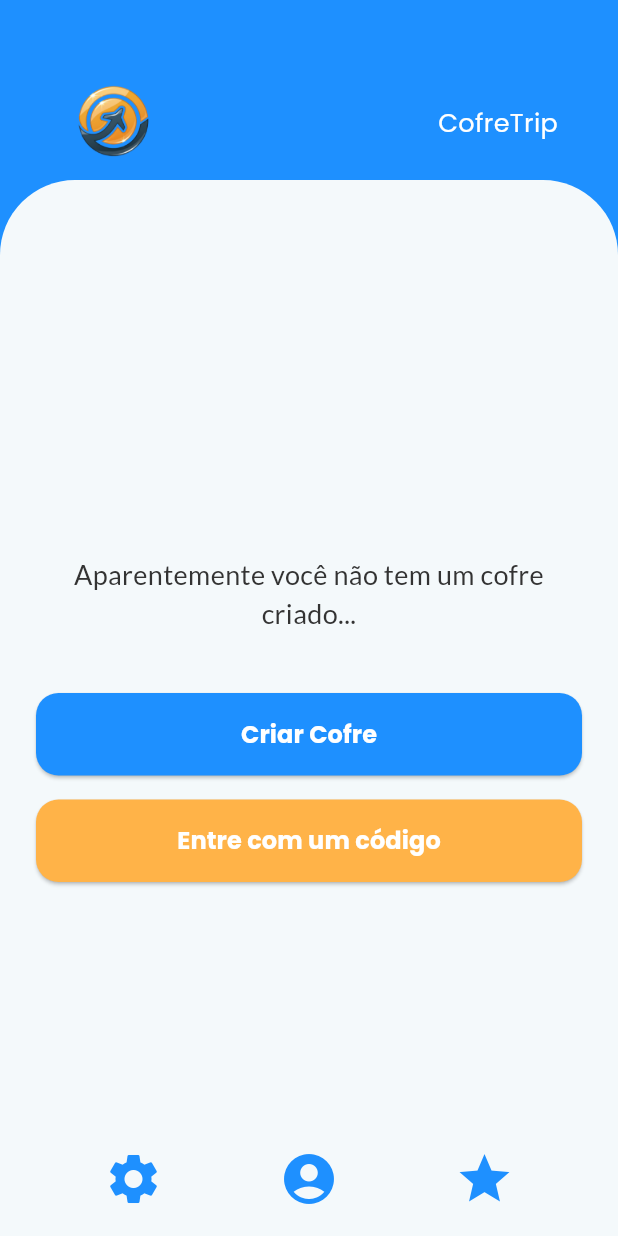
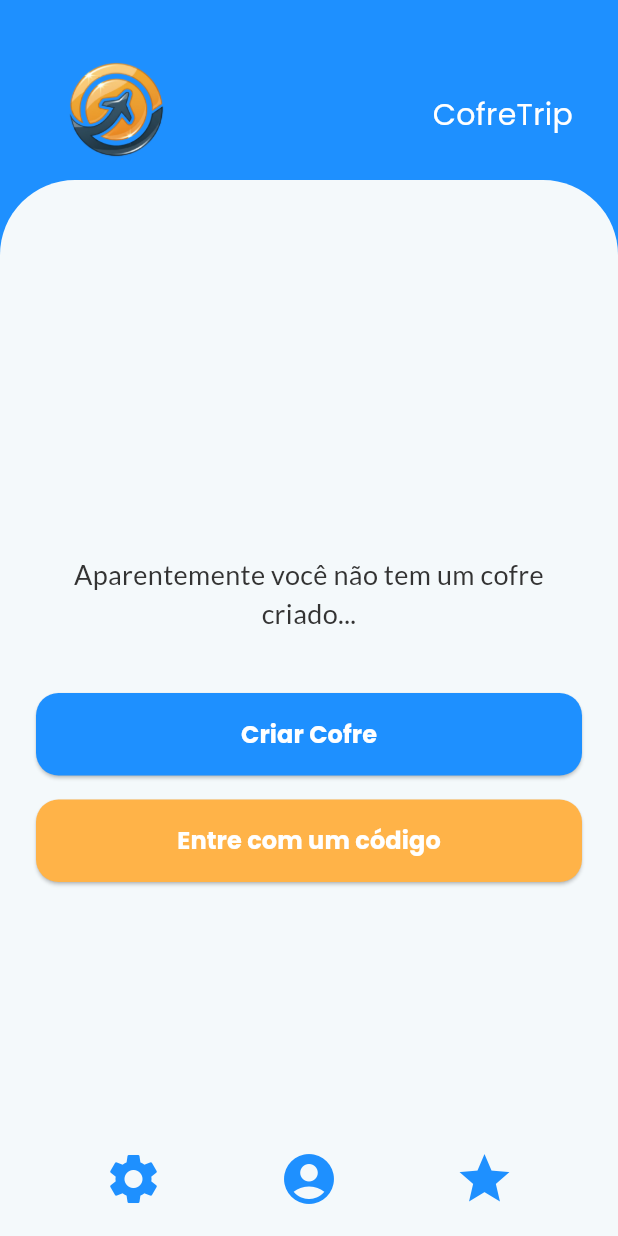
Before and after one commit to PauloMAPrado/TravelBox, a Flutter app: the Home screen opened directly, on a phone screen of 412 x 824 dp. Run offline on Flutter 3.47's test engine with Material 3 defaults, Android fonts, the phone set to English and light mode, and no system bars; our stand-ins replace google_fonts.

Commit message:
Update header.dart

```diff
--- a/lib/views/modules/header.dart
+++ b/lib/views/modules/header.dart
@@ -13,7 +13,7 @@ class Header extends StatelessWidget {
 
         Container(
             child: Padding(
-              padding: const EdgeInsets.symmetric(horizontal: 40.0),
+              padding: const EdgeInsets.symmetric(horizontal: 30.0),
               child: Stack(
                 children: [
                   SizedBox(
@@ -21,20 +21,20 @@ class Header extends StatelessWidget {
                     height: 120,
                   ),
                   Positioned(
-                    top: 50,
+                    top: 32,
                     left: 0,
                     child: Image.asset(
                       'assets/images/logosemletra.png',
-                      height: 60,
+                      height: 80,
                     ),
                   ),
                   Positioned(
-                    top: 70,
+                    top: 62,
                     right: 0,
                     child: Text(
                       'CofreTrip',
                       style: GoogleFonts.poppins(
-                          fontSize: 17.0,
+                          fontSize: 20.0,
                           color: Color.fromARGB(255, 255, 255, 255),
                       ),
                     ),
```
